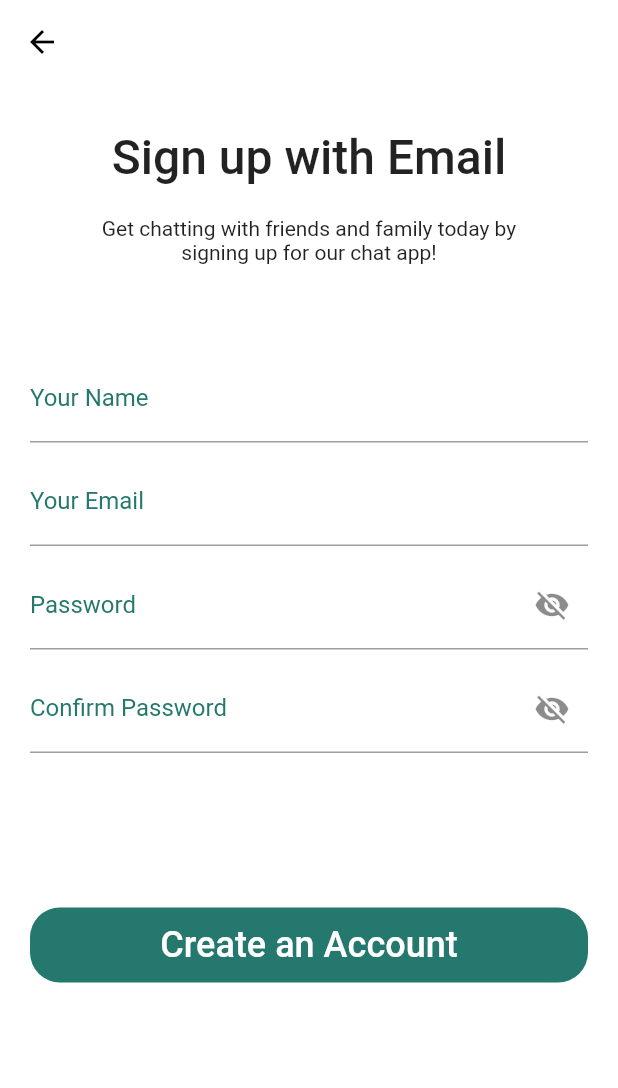
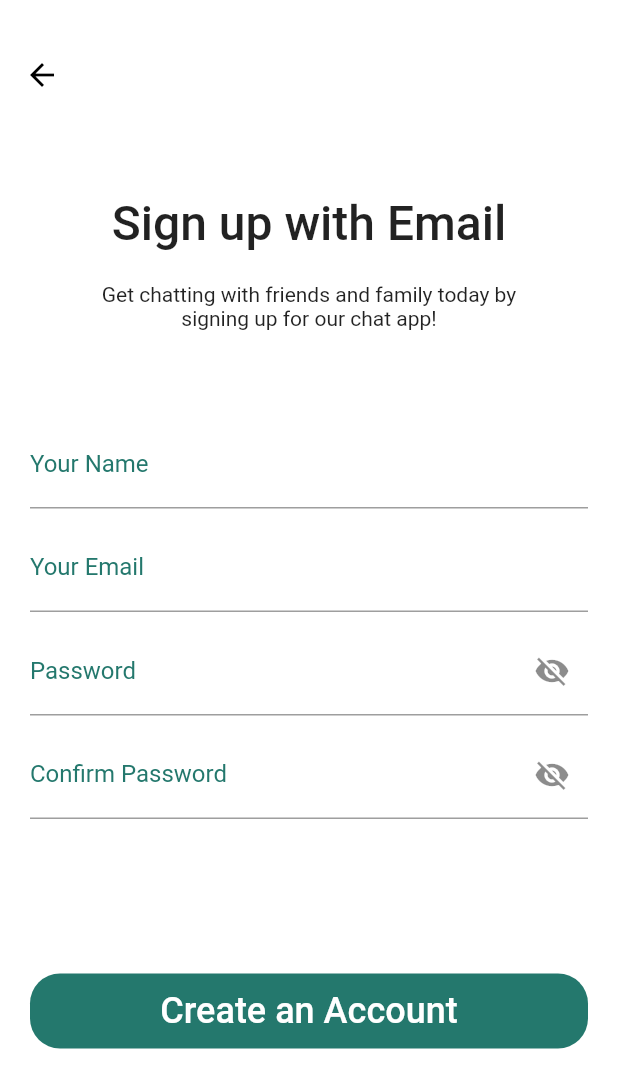
Before and after one commit to harsh19pujara/chatbox, a Flutter app: the screen it shows after launch, after a tap on "Sign up with Email", on a phone screen of 412 x 824 dp. Shown: the top 1088 px of the screen. Run offline on Flutter 3.47's test engine with Material 2 defaults, Android fonts, the phone set to English and light mode, and no system bars; our stand-ins replace cached_network_image, cloud_firestore, contacts_service, firebase_auth, firebase_core, firebase_storage and 4 more; accounts and stored records are empty.

Commit message:
applied global themes

```diff
--- /dev/null
+++ b/lib/Helper/themes.dart
@@ -0,0 +1,49 @@
+import 'package:flutter/material.dart';
+
+class CustomTheme {
+  static ThemeData lightTheme() {
+    return ThemeData(
+      brightness: Brightness.light,
+      textTheme: const TextTheme(
+        headlineLarge: TextStyle(fontSize: 56, color: Colors.white),
+        headlineSmall: TextStyle(fontSize: 16, color: Colors.white),
+        titleLarge: TextStyle(
+          fontSize: 28,
+          fontWeight: FontWeight.w400,
+          color: CustomColor.white
+        ),
+        bodyLarge: TextStyle(fontSize: 20, fontWeight: FontWeight.w500,color: Colors.black),
+        bodyMedium: TextStyle(),
+        bodySmall: TextStyle(fontSize: 12,color: Colors.black),
+      ),
+
+      inputDecorationTheme: const InputDecorationTheme(labelStyle: TextStyle(color: CustomColor.authenticationLabel)),
+      appBarTheme: const AppBarTheme(
+        toolbarHeight: 100,
+        backgroundColor: Colors.transparent,
+        elevation: 0,
+        centerTitle: true,
+      ),
+    );
+
+  }
+}
+
+class CustomColor {
+
+  static const white = Color(0xFFFFFFFF); //white
+  static const authenticationBackground = Color(0xFFFFFFFF); //white
+  static const authenticationLabel = Color(0xFF24786D);
+  static const authenticationButtonText = Color(0xFFFFFFFF); //white
+  static const authenticationButtonColor = Color(0xFF24786D);
+  static const friendColor = Color(0xFFa8e5f0); // bluish
+  static const userColor =Color(0xFFb3f2c7); // greenish
+static const unreadMsg =  Color(0xFFF04A4C);
+  static const online =  Color(0xFF0FE16D);
+  static const offline =  Color(0xFF9E9E9E);
+
+
+
+
+// static const authenticationVisibilityIcon = Colors.white;
+}
--- a/lib/Screens/authentication/signUpScreen.dart
+++ b/lib/Screens/authentication/signUpScreen.dart
@@ -1,6 +1,7 @@
 import 'dart:async';
 
 import 'package:chatting_app/Functionality/authentication.dart';
+import 'package:chatting_app/Helper/themes.dart';
 import 'package:chatting_app/Model/userModel.dart';
 import 'package:chatting_app/Screens/home/home.dart';
 import 'package:chatting_app/Screens/welcomeScreen.dart';
@@ -34,21 +35,18 @@ class _SignUpScreenState extends State<SignUpScreen> {
 
   @override
   Widget build(BuildContext context) {
-    // name.text = "Harsh";
-    // email.text = "harsh22@gmail.com";
-    // pass.text = "Test@123";
 
     double height = MediaQuery.of(context).size.height;
     // double width = MediaQuery.of(context).size.width;
 
     return Scaffold(
-      backgroundColor: Colors.white,
+      backgroundColor:CustomColor.authenticationBackground,
       appBar: AppBar(
         backgroundColor: Colors.transparent,
         elevation: 0,
         leading: IconButton(
             onPressed: () {
-              Navigator.pushReplacement(context, MaterialPageRoute(builder: (context) => const WelcomeScreen()));
+              Navigator.push(context, MaterialPageRoute(builder: (context) => const WelcomeScreen()));
             },
             icon: const Icon(
               Icons.arrow_back,
@@ -70,7 +68,7 @@ class _SignUpScreenState extends State<SignUpScreen> {
                         ),
                         const Text(
                           'Sign up with Email',
-                          style: TextStyle(fontWeight: FontWeight.w500, fontSize: 32),
+                          style: TextStyle(fontWeight: FontWeight.w500, fontSize: 32,),
                         ),
                         const SizedBox(
                           height: 20,
@@ -97,7 +95,7 @@ class _SignUpScreenState extends State<SignUpScreen> {
                             }
                           },
                           decoration:
-                              const InputDecoration(labelText: 'Your Name', labelStyle: TextStyle(color: Color(0xFF24786D))),
+                              const InputDecoration(labelText: 'Your Name', labelStyle: TextStyle(color: CustomColor.authenticationLabel)),
                         ),
                         const SizedBox(height: 10),
                         TextFormField(
@@ -111,7 +109,7 @@ class _SignUpScreenState extends State<SignUpScreen> {
                             }
                           },
                           decoration:
-                              const InputDecoration(labelText: 'Your Email', labelStyle: TextStyle(color: Color(0xFF24786D))),
+                              const InputDecoration(labelText: 'Your Email', labelStyle: TextStyle(color:CustomColor.authenticationLabel)),
                         ),
                         const SizedBox(height: 10),
                         TextFormField(
@@ -127,7 +125,7 @@ class _SignUpScreenState extends State<SignUpScreen> {
                           decoration:
                               InputDecoration(suffixIcon: IconButton(onPressed: (){setState(() {
                                 showPass = !showPass;
-                              });}, icon: Icon(!showPass ? Icons.visibility_off : Icons.visibility)),labelText: 'Password', labelStyle: const TextStyle(color: Color(0xFF24786D))),
+                              });}, icon: Icon(!showPass ? Icons.visibility_off : Icons.visibility)),labelText: 'Password', labelStyle: const TextStyle(color: CustomColor.authenticationLabel)),
                           obscureText: showPass,
                         ),
                         const SizedBox(height: 10),
@@ -141,8 +139,8 @@ class _SignUpScreenState extends State<SignUpScreen> {
                           },
                           decoration:  InputDecoration(suffixIcon: IconButton(onPressed: (){setState(() {
                             showConfirmPass = !showConfirmPass;
-                          });}, icon: Icon(!showConfirmPass ? Icons.visibility_off : Icons.visibility)),
-                              labelText: 'Confirm Password', labelStyle: const TextStyle(color: Color(0xFF24786D))),
+                          });}, icon: Icon(!showConfirmPass ? Icons.visibility_off : Icons.visibility,)),
+                              labelText: 'Confirm Password', labelStyle: const TextStyle(color: CustomColor.authenticationLabel)),
                           obscureText: showConfirmPass,
                         ),
                         SizedBox(
@@ -163,12 +161,10 @@ class _SignUpScreenState extends State<SignUpScreen> {
 
                                     FirebaseFirestore.instance.collection("users").doc(auth.currentUser!.uid).update({"isOnline": true});
 
-                                    Navigator.pushReplacement(
-                                        context,
-                                        MaterialPageRoute(
-                                            builder: (context) => HomeScreen(
-                                              userData: value,
-                                            )));
+                                    Navigator.pushAndRemoveUntil(context, MaterialPageRoute(
+                                        builder: (context) => HomeScreen(
+                                          userData: value,
+                                        )), (route) => false);
                                   }
                                 });
                               } else {
@@ -181,7 +177,7 @@ class _SignUpScreenState extends State<SignUpScreen> {
                               }
                             },
                             child:
-                                customButton(color: const Color(0xFF24786D), text: 'Create an Account', txtColor: Colors.white))
+                                customButton(color: CustomColor.authenticationButtonColor, text: 'Create an Account', txtColor: CustomColor.authenticationButtonText))
                       ],
                     )),
               ),
--- a/lib/Screens/welcomeScreen.dart
+++ b/lib/Screens/welcomeScreen.dart
@@ -2,6 +2,7 @@ import 'package:chatting_app/Screens/authentication/signUpScreen.dart';
 import 'package:flutter/material.dart';
 import 'package:chatting_app/widgets/widgets.dart';
 import 'package:chatting_app/Screens/authentication/loginScreen.dart';
+import 'package:chatting_app/main.dart';
 
 class WelcomeScreen extends StatelessWidget {
   const WelcomeScreen({Key? key}) : super(key: key);
@@ -39,17 +40,17 @@ class WelcomeScreen extends StatelessWidget {
                     ),
                     Text(
                       'Connect',
-                      style: TextStyle(fontSize: height / 14, fontWeight: FontWeight.w500, color: Colors.white),
+                      style: Theme.of(context).textTheme.headlineLarge!.copyWith(fontWeight: FontWeight.w500,color: Colors.white),
                     ),
-                    Text('friends', style: TextStyle(fontSize: height / 14, fontWeight: FontWeight.w500, color: Colors.white)),
-                    Text('easily &', style: TextStyle(fontSize: height / 14, fontWeight: FontWeight.w900, color: Colors.white)),
-                    Text('quickly', style: TextStyle(fontSize: height / 14, fontWeight: FontWeight.w900, color: Colors.white)),
+                    Text('friends', style: Theme.of(context).textTheme.headlineLarge!.copyWith(fontWeight: FontWeight.w500)),
+                    Text('easily &', style : Theme.of(context).textTheme.headlineLarge!.copyWith(fontWeight: FontWeight.w900)),
+                    Text('quickly', style: Theme.of(context).textTheme.headlineLarge!.copyWith(fontWeight: FontWeight.w900)),
                     SizedBox(
                       height: height / 28,
                     ),
                     Text(
                       'Our chat app is the perfect way to stay connected with friends and family.',
-                      style: TextStyle(fontSize: height / 45, fontWeight: FontWeight.w300, color: Colors.white),
+                      style: Theme.of(context).textTheme.headlineSmall!.copyWith(fontWeight: FontWeight.w300),
                     ),
                     SizedBox(height: height / 28),
                     Row(
@@ -68,7 +69,7 @@ class WelcomeScreen extends StatelessWidget {
                     Center(
                         child: GestureDetector(
                             onTap: () {
-                              Navigator.pushReplacement(context, MaterialPageRoute(builder: (context) => const SignUpScreen()));
+                              Navigator.push(context, MaterialPageRoute(builder: (context) => const SignUpScreen()));
                             },
                             child: customButton(color: Colors.white, text: 'Sign up with Email', txtColor: Colors.black))),
                     SizedBox(
@@ -83,7 +84,7 @@ class WelcomeScreen extends StatelessWidget {
                         ),
                         GestureDetector(
                           onTap: () {
-                            Navigator.pushReplacement(context, MaterialPageRoute(builder: (context) => const LoginScreen()));
+                            Navigator.push(context, MaterialPageRoute(builder: (context) => const LoginScreen()));
                           },
                           child: Text(
                             'Log In',
--- a/lib/main.dart
+++ b/lib/main.dart
@@ -1,4 +1,5 @@
 import 'dart:async';
+import 'package:chatting_app/Helper/themes.dart';
 import 'package:chatting_app/Model/userModel.dart';
 import 'package:chatting_app/Screens/authentication/loginScreen.dart';
 import 'package:chatting_app/Screens/home/home.dart';
@@ -12,12 +13,13 @@ import 'package:firebase_auth/firebase_auth.dart';
 Future<void> main() async {
   WidgetsFlutterBinding.ensureInitialized();
   await Firebase.initializeApp();
-  runApp(MaterialApp(
+  runApp( MaterialApp(
     debugShowCheckedModeBanner: false,
-    theme: ThemeData.light(),
-    home: MyApp(),
+    theme: CustomTheme.lightTheme(),
+    home: const MyApp(),
   ));
 }
+
 
 class MyApp extends StatefulWidget {
   const MyApp({Key? key}) : super(key: key);
@@ -34,16 +36,13 @@ class _MyAppState extends State<MyApp> {
   @override
   void initState() {
     Timer(
-      Duration(seconds: 2),
+      const Duration(seconds: 1),
       () {
         checkIfLogin();
       },
     );
-    print('1');
     super.initState();
-    print("3");
 
-    // print("4");
   }
 
   checkIfLogin() async {
```
Also changed, not shown: lib/Screens/authentication/loginScreen.dart (+11 -12 lines), lib/Screens/home/chatScreen.dart (+4 -3 lines), lib/Screens/home/contactsScreen.dart (+6 -5 lines), lib/Screens/home/home.dart (+1 -7 lines), lib/Screens/home/messageScreen.dart (+14 -12 lines), lib/Screens/home/settingScreen.dart (+9 -8 lines).
